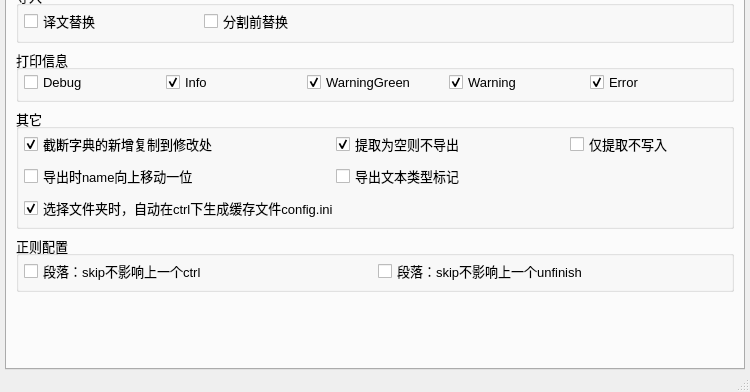
Qt form main/ui_mainWindow.ui (satan53x/SExtractor) before a commit; both pictures show x 0 to 750 and y 283 to 675 of the 750 by 675 pixel window.
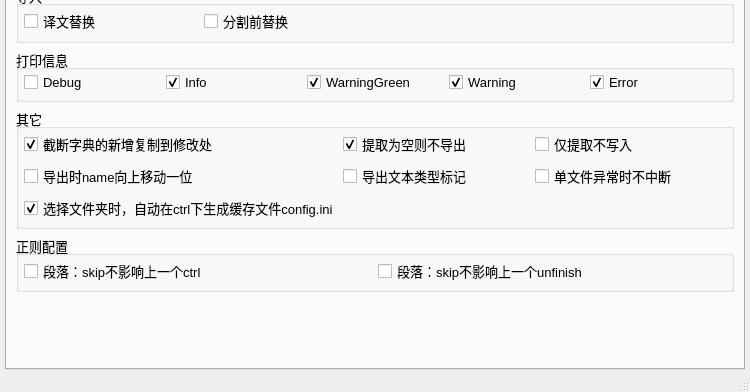
The same form after that commit. The open tabs and pages were chosen to show the change.

Commit message:
添加选项：单文件异常时不中断
目前仅忽略提取时异常
不建议单文档导出时使用

```diff
--- a/main/ui_mainWindow.ui
+++ b/main/ui_mainWindow.ui
@@ -1038,7 +1038,7 @@
                <height>0</height>
               </size>
              </property>
-             <layout class="QHBoxLayout" name="horizontalLayout_16" stretch="4,3,2">
+             <layout class="QHBoxLayout" name="horizontalLayout_16" stretch="5,3,3">
               <property name="spacing">
                <number>0</number>
               </property>
@@ -1086,7 +1086,7 @@
            </item>
            <item>
             <widget class="QWidget" name="widget_18" native="true">
-             <layout class="QHBoxLayout" name="horizontalLayout_25" stretch="4,3,2">
+             <layout class="QHBoxLayout" name="horizontalLayout_25" stretch="5,3,3">
               <property name="spacing">
                <number>0</number>
               </property>
@@ -1117,17 +1117,11 @@
                </widget>
               </item>
               <item>
-               <spacer name="horizontalSpacer_6">
-                <property name="orientation">
-                 <enum>Qt::Horizontal</enum>
+               <widget class="QCheckBox" name="dontInterruptCheck">
+                <property name="text">
+                 <string>单文件异常时不中断</string>
                 </property>
-                <property name="sizeHint" stdset="0">
-                 <size>
-                  <width>40</width>
-                  <height>20</height>
-                 </size>
-                </property>
-               </spacer>
+               </widget>
               </item>
              </layout>
             </widget>
```
The commit also changes 5 other files.
